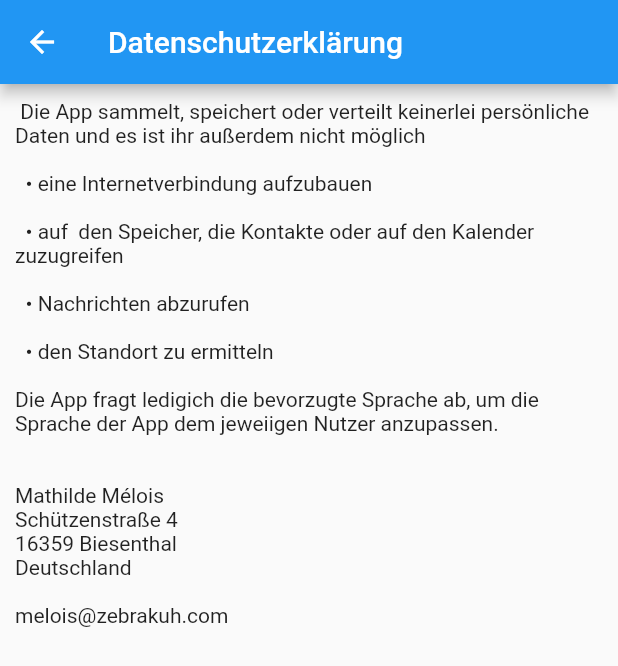
After one commit to Silas217209/multiplicationapp, a Flutter app: the PrivacyPolicy screen opened by its route, on a phone screen of 412 x 824 dp. The commit adds this screen. Shown: the top 666 px of the screen. Run offline on Flutter 3.47's test engine with Material 2 defaults, Android fonts, the phone set to English and light mode, and no system bars; our stand-ins replace flutter_rating_bar, hive, settings_ui; accounts and stored records are empty.

Commit message:
add privacy policy inside the app, bugfix in train;dart

```diff
--- a/lib/language/french.dart
+++ b/lib/language/french.dart
@@ -50,7 +50,27 @@ Tu seras chronométré pendant le test. Ton temp
 sera indiqué dans les statistiques, ainsi que la date, l’heure et les étoiles que tu as atteintes.
 
 You can find the source code here: ''';
+  String policy = '''
+L'application ne collecte, n'enregistre ni ne distribue aucune donnée personnelle et il ne lui est pas non plus possible
 
+  • d' établir une connexion Internet
+
+  • d'accéder à la mémoire, aux contacts ou au calendrier
+
+  • de récupérer les messages
+
+  • de localiser l'utilisateur
+
+L'application ne demande que la langue préférée afin d'adapter la langue de l'application à l'utilisateur.
+
+
+Mathilde Mélois
+Schützenstraße 4
+16359 Biesenthal
+Deutschland
+
+melois@zebrakuh.com
+  ''';
   String falsch(falsch) => "faux: $falsch";
   String richtig(richtig) => "juste: $richtig";
   String aufgabe(testfirst, testsecond, ergebnis) => "$testfirst x $testsecond = $ergebnis";
--- a/lib/language/german.dart
+++ b/lib/language/german.dart
@@ -50,6 +50,29 @@ In den Statistiken siehst du eine Einmaleins Tabelle mit Feldern für jede Aufga
 Während eines Tests wird zusätzlich auch noch die Zeit gestoppt, die du für den Test benötigst. Diese wird dir dann samt Datum, Uhrzeit und der Stern, die du erreicht hast, angezeigt.
 
 You can find the source code here: ''';
+
+  String policy = '''
+ Die App sammelt, speichert oder verteilt keinerlei persönliche Daten und es ist ihr außerdem nicht möglich
+
+  • eine Internetverbindung aufzubauen
+
+  • auf  den Speicher, die Kontakte oder auf den Kalender zuzugreifen
+
+  • Nachrichten abzurufen
+
+  • den Standort zu ermitteln
+
+Die App fragt ledigich die bevorzugte Sprache ab, um die Sprache der App dem jeweiigen Nutzer anzupassen.
+
+
+Mathilde Mélois
+Schützenstraße 4
+16359 Biesenthal
+Deutschland
+
+melois@zebrakuh.com
+  ''';
+
   String falsch(falsch) => "falsch: $falsch";
   String richtig(richtig) => "richtig: $richtig";
   String aufgabe(testfirst, testsecond, ergebnis) =>
--- a/lib/main.dart
+++ b/lib/main.dart
@@ -14,6 +14,7 @@ import 'package:multiplication/screens/statistiken/statistiken.dart';
 import 'package:multiplication/screens/einstellungen/einstellunen.dart';
 import 'package:multiplication/utils/variablen.dart';
 import 'package:multiplication/utils/widgets.dart';
+import 'package:multiplication/screens/privacy_policy.dart';
 
 void main() async{
   WidgetsFlutterBinding.ensureInitialized();
@@ -53,6 +54,7 @@ class _MyAppState extends State<MyApp> {
         '/auswertung': (context) => Auswertung(),
         '/statistiken': (context) => StatisikenHome(),
         '/einstellungen': (context) => Einstellungen(),
+        '/privacy': (context) => PrivacyPolicy()
       },
     );
   }
--- /dev/null
+++ b/lib/screens/privacy_policy.dart
@@ -0,0 +1,20 @@
+import 'package:flutter/material.dart';
+import 'package:multiplication/utils/variablen.dart';
+
+class PrivacyPolicy extends StatelessWidget {
+  const PrivacyPolicy({Key? key}) : super(key: key);
+
+  @override
+  Widget build(BuildContext context) {
+    AppBar appBar = AppBar(
+      title: Text(translation.privacy),
+    );
+    return Scaffold(
+      appBar: appBar,
+      body: Padding(
+        padding: const EdgeInsets.all(10.0),
+        child: Text(translation.policy),
+      )
+    );
+  }
+}
--- a/lib/screens/train.dart
+++ b/lib/screens/train.dart
@@ -17,7 +17,7 @@ class _CalculatorState extends State<Calculator> {
   @override
   Widget build(BuildContext context) {
     var appBar = AppBar(
-      title: Text(translation.uben),
+      title: Text(translation.Uben),
     );
     return Scaffold(
       appBar: appBar,
```
Also changed, not shown: lib/screens/einstellungen/einstellunen.dart (+3 -4 lines).
